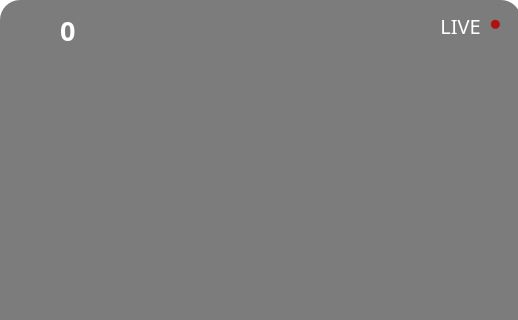
Old version of the form client/chat.ui in the repository heejin5484/Veda_Mini2; both pictures show x 0 to 518 and y 0 to 320 of the 518 by 685 pixel window.
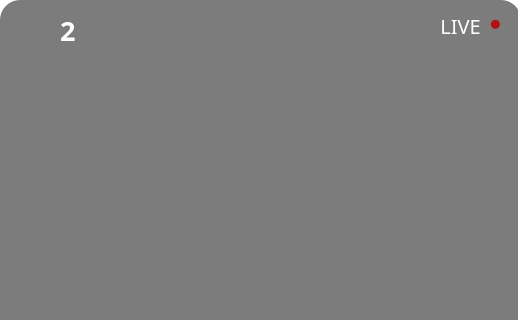
New version of the form. Icons and pictures are not drawn.

Diff of the .ui file:
```diff
--- a/client/chat.ui
+++ b/client/chat.ui
@@ -158,7 +158,7 @@
 color:rgb(255, 255, 255)</string>
    </property>
    <property name="text">
-    <string>0</string>
+    <string>2</string>
    </property>
   </widget>
   <widget class="QPushButton" name="pushButton_2">
```
